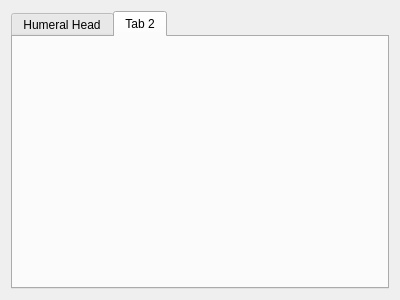
Before: the Qt Designer form src/Applications/Viewer/ShoulderMeasurementModule/ShoulderMeasurementWidget.ui in JanKolomaznik/MedV4D, drawn with Qt 5.
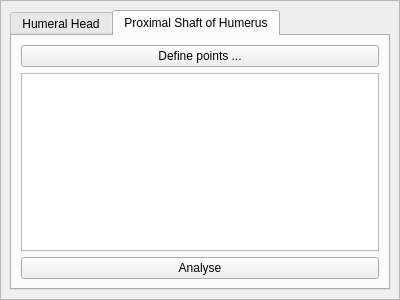
After: the same form once the commit is applied. The open tabs and pages were chosen to show the change.

Commit message: Adding new geometry functions renaming math functions (small first letter) basic version of randomized numerical optimizer

Patch:
```diff
--- a/src/Applications/Viewer/ShoulderMeasurementModule/ShoulderMeasurementWidget.ui
+++ b/src/Applications/Viewer/ShoulderMeasurementModule/ShoulderMeasurementWidget.ui
@@ -14,6 +14,27 @@
    <string>Form</string>
   </property>
   <layout class="QVBoxLayout" name="verticalLayout">
+   <property name="spacing">
+    <number>0</number>
+   </property>
+   <property name="margin">
+    <number>0</number>
+   </property>
+   <item>
+    <widget class="QScrollArea" name="scrollArea">
+     <property name="widgetResizable">
+      <bool>true</bool>
+     </property>
+     <widget class="QWidget" name="scrollAreaWidgetContents">
+      <property name="geometry">
+       <rect>
+        <x>0</x>
+        <y>0</y>
+        <width>398</width>
+        <height>298</height>
+       </rect>
+      </property>
+      <layout class="QVBoxLayout" name="verticalLayout_4">
    <item>
     <widget class="QTabWidget" name="tabWidget">
      <widget class="QWidget" name="tabHumeralHead">
@@ -52,8 +73,37 @@
      </widget>
      <widget class="QWidget" name="tab_2">
       <attribute name="title">
-       <string>Tab 2</string>
-      </attribute>
+           <string>Proximal Shaft of Humerus</string>
+          </attribute>
+          <layout class="QVBoxLayout" name="verticalLayout_3">
+           <item>
+            <widget class="QPushButton" name="definePointsButton_2">
+             <property name="text">
+              <string>Define points ...</string>
+             </property>
+             <property name="checkable">
+              <bool>true</bool>
+             </property>
+             <property name="checked">
+              <bool>false</bool>
+             </property>
+            </widget>
+           </item>
+           <item>
+            <widget class="QTableView" name="proximalShaftPointsView"/>
+           </item>
+           <item>
+            <widget class="QPushButton" name="pushButton">
+             <property name="text">
+              <string>Analyse</string>
+             </property>
+            </widget>
+           </item>
+          </layout>
+         </widget>
+        </widget>
+       </item>
+      </layout>
      </widget>
     </widget>
    </item>
```
Left out of the diff: 39 changed lines with no effect on the pictures. Lines whose indentation alone changed are shown as unchanged. The commit also changes 36 other files.
